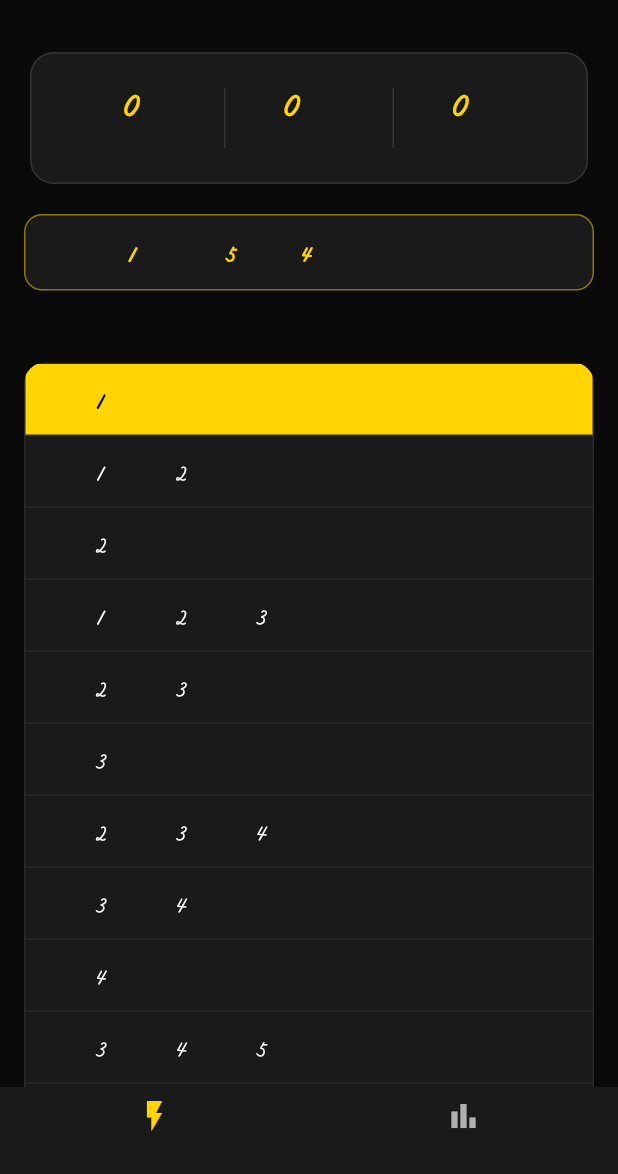
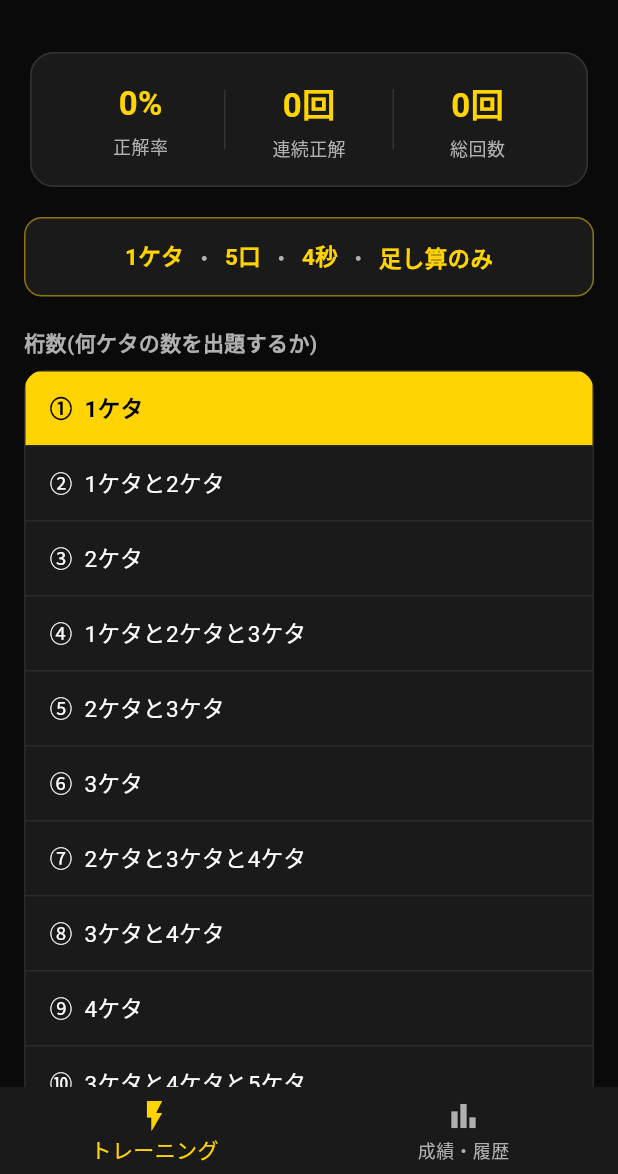
Before and after one commit to iha-soroban/---, a Flutter app: the screen it shows after launch, on a phone screen of 412 x 824 dp, the part 62-1236 px from its top. Run offline on Flutter 3.47's test engine with Material 3 defaults, Android fonts, the phone set to English and light mode, and no system bars; our stand-ins replace hive_flutter; accounts and stored records are empty.

Commit message:
genspark auto-backup

```diff
--- a/lib/theme/app_theme.dart
+++ b/lib/theme/app_theme.dart
@@ -19,7 +19,11 @@ class AppTheme {
       useMaterial3: true,
       brightness: Brightness.dark,
       scaffoldBackgroundColor: background,
-      fontFamily: 'Sorofont',
+      // 注意: SOROFONT4は数字グリフのみを含むフォントのため、
+      // テーマ全体のデフォルトフォントには設定しない。
+      // 日本語(漢字・カタカナ・丸数字など)がすべて表示されなくなってしまうため、
+      // 数字を表示する箇所(カウントダウン・フラッシュ数字・回答欄・結果表示)にのみ
+      // 個別に fontFamily: 'Sorofont' を指定する。
       colorScheme: const ColorScheme.dark(
         primary: primaryYellow,
         secondary: accentRed,
```
